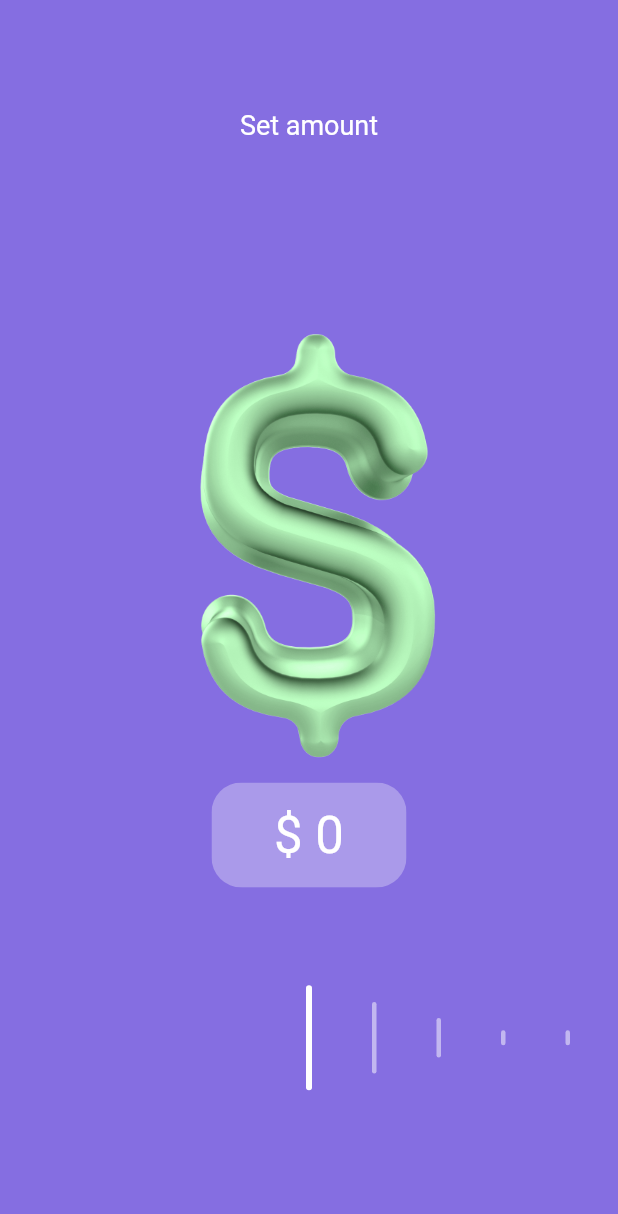
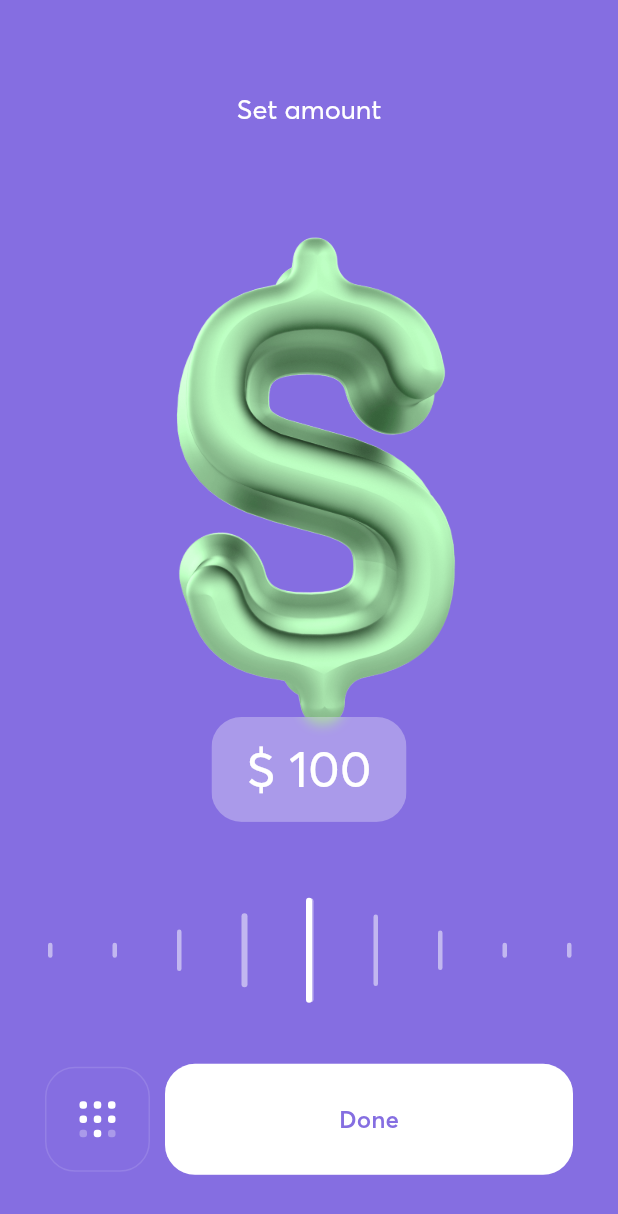
Before and after one commit to ethericlab/flutter-image-sequence-animation, a Flutter app: the screen it shows after launch, on a phone screen of 412 x 824 dp. Shown: the top 1214 px of the screen. Run offline on Flutter 3.47's test engine with Material 2 defaults, Android fonts, the phone set to English and light mode, and no system bars.

Commit message:
Polish final animation
Changelist:

- Add initial slider value feature

- Add Averta font

- Add 'Done' and keyboard buttons

```diff
--- a/lib/amount_badge.dart
+++ b/lib/amount_badge.dart
@@ -34,7 +34,11 @@ class AmountBadge extends StatelessWidget {
           ),
           child: Text(
             '\$ $value',
-            style: TextStyle(color: Colors.white, fontSize: 34),
+            style: TextStyle(
+              fontFamily: 'Averta',
+              color: Colors.white,
+              fontSize: 34,
+            ),
           ),
         ),
       ],
--- a/lib/amount_slider.dart
+++ b/lib/amount_slider.dart
@@ -1,6 +1,6 @@
 import 'package:flutter/material.dart';
 
-const divisionsCount = 16;
+const divisionsCount = 51;
 const divisionWidth = 3.0;
 const mainDivisionWidth = 4.0;
 const spaceBetweenDivisions = 40.0;
@@ -12,12 +12,14 @@ class AmountSlider extends StatefulWidget {
   final ValueChanged<double>? onChanged;
   final double min;
   final double max;
+  final double? initialValue;
 
   const AmountSlider({
     Key? key,
     required this.onChanged,
     required this.min,
     required this.max,
+    this.initialValue,
   }) : super(key: key);
 
   @override
@@ -36,6 +38,7 @@ class _AmountSliderState extends State<AmountSlider> {
   @override
   void initState() {
     super.initState();
+    WidgetsBinding.instance!.addPostFrameCallback((_) => setInitialValue());
     scrollController.addListener(() {
       setState(() {
         if (widget.onChanged != null) {
@@ -59,6 +62,14 @@ class _AmountSliderState extends State<AmountSlider> {
   void dispose() {
     scrollController.dispose();
     super.dispose();
+  }
+
+  void setInitialValue() {
+    if (widget.initialValue != null) {
+      final initialValueToScrollOffset =
+          widget.initialValue! / widget.max * scrollWidth;
+      scrollController.jumpTo(initialValueToScrollOffset);
+    }
   }
 
   @override
@@ -99,7 +110,7 @@ class _AmountSliderState extends State<AmountSlider> {
                       borderRadius: BorderRadius.circular(2),
                       color: const Color(0x80FFFFFF),
                     ),
-                    duration: const Duration(microseconds: 100),
+                    duration: const Duration(microseconds: 0),
                   );
                 },
               ),
@@ -146,10 +157,10 @@ class _AmountSliderState extends State<AmountSlider> {
 
   double calculateDivisionWidth(int itemIndex) {
     final itemDistanceToCenter = calculateDistanceToCenter(itemIndex);
-    if (itemDistanceToCenter >= -40 - mainDivisionWidth / 2 &&
+    if (itemDistanceToCenter >= -40 - mainDivisionWidth &&
         itemDistanceToCenter < 0) {
       return mainDivisionWidth;
-    } else if (itemDistanceToCenter <= 40 + mainDivisionWidth / 2 &&
+    } else if (itemDistanceToCenter <= 40 + mainDivisionWidth &&
         itemDistanceToCenter > 0) {
       return mainDivisionWidth;
     }
--- /dev/null
+++ b/lib/digits_keyboard_buttom.dart
@@ -0,0 +1,62 @@
+import 'package:flutter/material.dart';
+
+class DigitsKeyboardButton extends StatelessWidget {
+  const DigitsKeyboardButton({
+    Key? key,
+    required this.onPressed,
+  }) : super(key: key);
+
+  final VoidCallback onPressed;
+
+  @override
+  Widget build(BuildContext context) {
+    return OutlinedButton(
+      onPressed: onPressed,
+      style: ButtonStyle(
+        backgroundColor: MaterialStateProperty.all<Color>(
+          const Color(0xFF856EE1),
+        ),
+        padding: MaterialStateProperty.all<EdgeInsets>(
+          EdgeInsets.all(23),
+        ),
+        shape: MaterialStateProperty.all<OutlinedBorder>(
+          RoundedRectangleBorder(
+            borderRadius: BorderRadius.circular(20),
+            side: BorderSide(width: 2, color: const Color(0xFF9A88E6))
+          ),
+        ),
+      ),
+      child: GridView.builder(
+        shrinkWrap: true,
+        gridDelegate: SliverGridDelegateWithFixedCrossAxisCount(
+          crossAxisCount: 3,
+          crossAxisSpacing: 4.5,
+          mainAxisSpacing: 4.5,
+          mainAxisExtent: 5,
+          childAspectRatio: 1
+        ),
+        itemCount: 9,
+        itemBuilder: (context, index) {
+          if (index == 6 || index == 8) {
+            return Container(
+              width: 5,
+              height: 5,
+              decoration: BoxDecoration(
+                borderRadius: BorderRadius.circular(2),
+                color: const Color(0x4DFFFFFF),
+              ),
+            );
+          }
+          return Container(
+            width: 5,
+            height: 5,
+            decoration: BoxDecoration(
+              borderRadius: BorderRadius.circular(2),
+              color: Colors.white,
+            ),
+          );
+        },
+      ),
+    );
+  }
+}
--- /dev/null
+++ b/lib/done_button.dart
@@ -0,0 +1,39 @@
+import 'package:flutter/material.dart';
+
+class DoneButton extends StatelessWidget {
+  const DoneButton({Key? key, required this.onPressed}) : super(key: key);
+
+  final VoidCallback onPressed;
+
+  @override
+  Widget build(BuildContext context) {
+    return Container(
+      width: double.maxFinite,
+      child: OutlinedButton(
+        onPressed: onPressed,
+        style: ButtonStyle(
+          backgroundColor: MaterialStateProperty.all<Color>(Colors.white),
+          foregroundColor: MaterialStateProperty.all<Color>(
+            const Color(0xFF856EE1),
+          ),
+          padding: MaterialStateProperty.all<EdgeInsets>(
+            EdgeInsets.all(27),
+          ),
+          shape: MaterialStateProperty.all<OutlinedBorder>(
+            RoundedRectangleBorder(
+              borderRadius: BorderRadius.circular(20),
+            ),
+          ),
+        ),
+        child: Text(
+          'Done',
+          style: const TextStyle(
+            fontFamily: 'Averta',
+            fontSize: 16,
+            fontWeight: FontWeight.w600,
+          ),
+        ),
+      ),
+    );
+  }
+}
--- a/lib/main.dart
+++ b/lib/main.dart
@@ -5,6 +5,8 @@ import 'package:flutter/cupertino.dart';
 import 'package:flutter/material.dart';
 import 'package:flutter/services.dart';
 import 'package:flutter_sequence_animation/amount_slider.dart';
+import 'package:flutter_sequence_animation/digits_keyboard_buttom.dart';
+import 'package:flutter_sequence_animation/done_button.dart';
 
 import 'amount_badge.dart';
 
@@ -20,7 +22,7 @@ const int startRotationPiDivider = 360;
 const int endRotationPiDivider = 48;
 
 const sliderMin = 0.0;
-const sliderMax = 600.0;
+const sliderMax = 500.0;
 
 void main() {
   runApp(MyApp());
@@ -31,7 +33,9 @@ class MyApp extends StatelessWidget {
   Widget build(BuildContext context) {
     return MaterialApp(
       theme: ThemeData(
-        appBarTheme: AppBarTheme(systemOverlayStyle: SystemUiOverlayStyle(statusBarColor: Colors.white)),
+        appBarTheme: AppBarTheme(
+            systemOverlayStyle:
+                SystemUiOverlayStyle(statusBarColor: Colors.white)),
         scaffoldBackgroundColor: const Color(0xFF856EE1),
         brightness: Brightness.dark,
       ),
@@ -113,11 +117,15 @@ class _HomePageState extends State<HomePage> {
               ),
               Text(
                 'Set amount',
-                style: TextStyle(fontSize: 18, color: Colors.white),
+                style: TextStyle(
+                  fontFamily: 'Averta',
+                  color: Colors.white,
+                  fontSize: 18,
+                ),
               ),
               const Expanded(
                 child: SizedBox(),
-                flex: 3,
+                flex: 2,
               ),
               SizedBox(
                 height: endImageHeight,
@@ -155,10 +163,30 @@ class _HomePageState extends State<HomePage> {
                 onChanged: onSliderValueChanged,
                 min: sliderMin,
                 max: sliderMax,
+                initialValue: 100,
               ),
               const Expanded(
                 child: SizedBox(),
-                flex: 4,
+                flex: 2,
+              ),
+              Padding(
+                padding: const EdgeInsets.symmetric(horizontal: 30),
+                child: Row(
+                  children: [
+                    SizedBox(
+                      width: 70,
+                      child: DigitsKeyboardButton(
+                        onPressed: () => print('Keyboard opened'),
+                      ),
+                    ),
+                    SizedBox(width: 10),
+                    Flexible(child: DoneButton(onPressed: () => print('Done'))),
+                  ],
+                ),
+              ),
+              const Expanded(
+                child: SizedBox(),
+                flex: 2,
               ),
             ],
           ),
```
Also changed, not shown: pubspec.yaml (+6 -6 lines), fonts/Averta/AvertaCyrillicRegular.otf (added), fonts/Averta/AvertaCyrillicSemiBold.otf (added).
